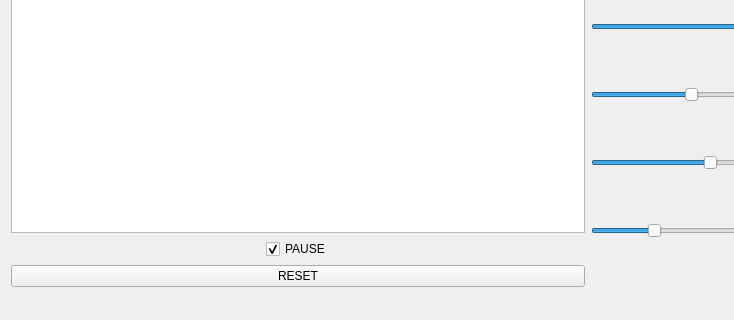
Qt form MainWindowForm.ui (haydenm2/ball_fountain) before a commit; both pictures show x 0 to 734 and y 308 to 628 of the 1176 by 628 pixel window.
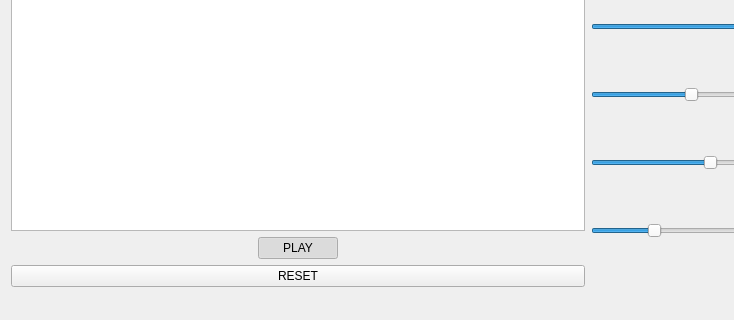
The same form after that commit. Custom widgets are drawn as their Qt base class.

Commit message: changed play-pause button to toggle button with text instead of check box

Diff of the .ui file:
```diff
--- a/MainWindowForm.ui
+++ b/MainWindowForm.ui
@@ -36,9 +36,12 @@
          </spacer>
         </item>
         <item>
-         <widget class="QCheckBox" name="checkBox_Pause">
+         <widget class="QPushButton" name="pushButton_Pause">
           <property name="text">
-           <string>PAUSE</string>
+           <string>PLAY</string>
+          </property>
+          <property name="checkable">
+           <bool>true</bool>
           </property>
           <property name="checked">
            <bool>true</bool>
```
The commit also changes 2 other files.
